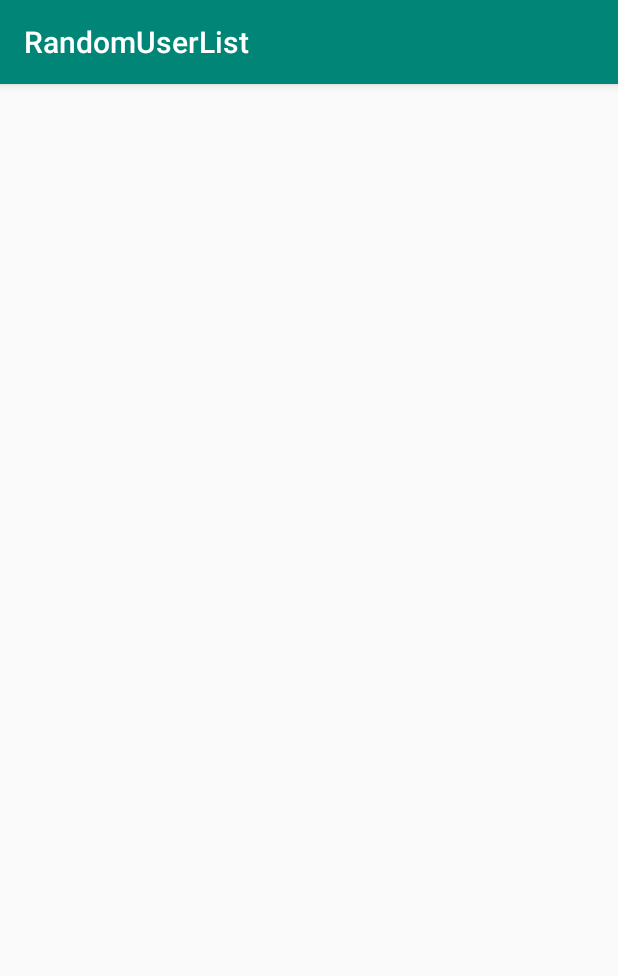
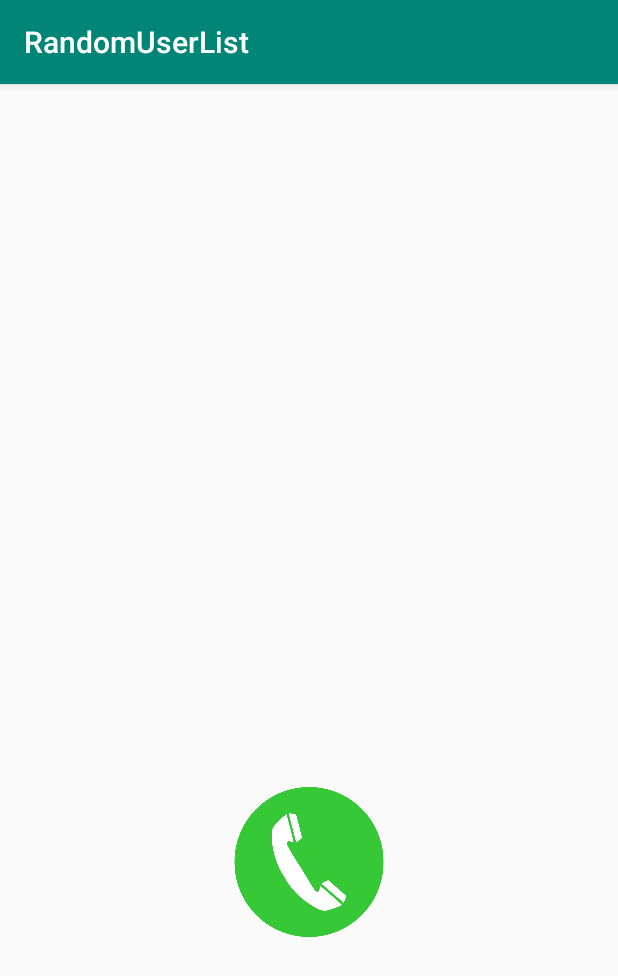
Before and after one commit to aengussong/RandomUserList, an Android app: the DetailsActivity screen opened directly, with no data from a screen before it, on a phone screen of 412 x 824 dp. Shown: the top 976 px of the screen. Run offline under Robolectric (Android 15) with nearby library versions, the phone set to English and light mode, and no system bars; our stand-ins replace CircleImageView, Dagger/Hilt's generated code, data binding.

Commit message:
TEST-5
Develop the screen with a description of the selected user

```diff
--- a/app/src/main/AndroidManifest.xml
+++ b/app/src/main/AndroidManifest.xml
@@ -3,6 +3,7 @@
     package="com.aengussong.randomuserlist">
 
     <uses-permission android:name="android.permission.INTERNET"/>
+    <uses-permission android:name="android.permission.CALL_PHONE"/>
 
     <application
         android:name=".application.RandomUserApplication"
@@ -13,7 +14,7 @@
         android:supportsRtl="true"
         android:theme="@style/AppTheme">
         <activity
-            android:name=".ui.main.MainActivity"
+            android:name=".ui.MainActivity"
             android:screenOrientation="portrait">
             <intent-filter>
                 <action android:name="android.intent.action.MAIN" />
@@ -22,7 +23,7 @@
             </intent-filter>
         </activity>
         <activity
-            android:name=".DetailsActivity"
+            android:name=".ui.DetailsActivity"
             android:screenOrientation="portrait" />
     </application>
 
--- a/app/src/main/java/com/aengussong/randomuserlist/DetailsActivity.java
+++ /dev/null
@@ -1,25 +0,0 @@
-package com.aengussong.randomuserlist;
-
-import android.content.Context;
-import android.content.Intent;
-import android.support.v7.app.AppCompatActivity;
-import android.os.Bundle;
-
-import com.aengussong.randomuserlist.model.RandomUser;
-
-public class DetailsActivity extends AppCompatActivity {
-
-    public static Intent getStartIntent(Context context, RandomUser user){
-        Intent intent = new Intent(context, DetailsActivity.class);
-        intent.putExtra(KEY_EXTRA_USER, user);
-        return intent;
-    }
-
-    private static final String KEY_EXTRA_USER = "key_extra_user";
-
-    @Override
-    protected void onCreate(Bundle savedInstanceState) {
-        super.onCreate(savedInstanceState);
-        setContentView(R.layout.activity_details);
-    }
-}
--- a/app/src/main/java/com/aengussong/randomuserlist/adapter/UserAdapter.java
+++ b/app/src/main/java/com/aengussong/randomuserlist/adapter/UserAdapter.java
@@ -37,9 +37,6 @@ public class UserAdapter extends PagedListAdapter<RandomUser, UserAdapter.Random
         viewHolder.bind(getItem(i));
     }
 
-//    public void onUserClick(RandomUser user){
-
-
     public class RandomUserViewHolder extends RecyclerView.ViewHolder {
         ItemRandomUserBinding binding;
 
--- a/app/src/main/java/com/aengussong/randomuserlist/di/ActivityBuilder.java
+++ b/app/src/main/java/com/aengussong/randomuserlist/di/ActivityBuilder.java
@@ -1,7 +1,7 @@
 package com.aengussong.randomuserlist.di;
 
-import com.aengussong.randomuserlist.DetailsActivity;
-import com.aengussong.randomuserlist.ui.main.MainActivity;
+import com.aengussong.randomuserlist.ui.DetailsActivity;
+import com.aengussong.randomuserlist.ui.MainActivity;
 
 import dagger.Module;
 import dagger.android.ContributesAndroidInjector;
--- a/app/src/main/java/com/aengussong/randomuserlist/model/Dob.java
+++ b/app/src/main/java/com/aengussong/randomuserlist/model/Dob.java
@@ -4,6 +4,9 @@ import com.google.gson.annotations.Expose;
 import com.google.gson.annotations.SerializedName;
 
 import java.io.Serializable;
+import java.text.ParseException;
+import java.text.SimpleDateFormat;
+import java.util.Locale;
 
 public class Dob implements Serializable {
 
@@ -16,6 +19,18 @@ public class Dob implements Serializable {
 
     public String getDate() {
         return date;
+    }
+
+    public String getFormattedDate() {
+        SimpleDateFormat in = new SimpleDateFormat("yyyy-MM-dd'T'HH:mm:ss'Z'", Locale.getDefault());
+        SimpleDateFormat out = new SimpleDateFormat("yyyy-MM-dd", Locale.getDefault());
+        String dateFormatted = date;
+        try {
+            dateFormatted = out.format(in.parse(date));
+        } catch (ParseException e) {
+            e.printStackTrace();
+        }
+        return dateFormatted;
     }
 
     public void setDate(String date) {
--- /dev/null
+++ b/app/src/main/java/com/aengussong/randomuserlist/ui/DetailsActivity.java
@@ -0,0 +1,64 @@
+package com.aengussong.randomuserlist.ui;
+
+import android.Manifest;
+import android.content.Context;
+import android.content.Intent;
+import android.content.pm.PackageManager;
+import android.databinding.DataBindingUtil;
+import android.net.Uri;
+import android.os.Build;
+import android.os.Bundle;
+import android.support.v4.app.ActivityCompat;
+
+import com.aengussong.randomuserlist.R;
+import com.aengussong.randomuserlist.databinding.ActivityDetailsBinding;
+import com.aengussong.randomuserlist.model.RandomUser;
+
+import dagger.android.support.DaggerAppCompatActivity;
+
+public class DetailsActivity extends DaggerAppCompatActivity {
+
+    public static Intent getStartIntent(Context context, RandomUser user) {
+        Intent intent = new Intent(context, DetailsActivity.class);
+        intent.putExtra(KEY_EXTRA_USER, user);
+        return intent;
+    }
+
+    private static final String KEY_EXTRA_USER = "key_extra_user";
+    public static final int PERMISSION_REQUEST_CALL = 9989;
+
+    @Override
+    protected void onCreate(Bundle savedInstanceState) {
+        super.onCreate(savedInstanceState);
+        setContentView(R.layout.activity_details);
+
+        Intent intent = getIntent();
+        RandomUser user = (RandomUser) intent.getSerializableExtra(KEY_EXTRA_USER);
+
+        if (user != null) {
+            ActivityDetailsBinding binding = DataBindingUtil.setContentView(this, R.layout.activity_details);
+            binding.setRandomUser(user);
+            binding.setActivity(this);
+        }
+    }
+
+    public void call(String phoneNumber) {
+        requestPermissions(phoneNumber);
+    }
+
+    public void requestPermissions(String phoneNunber) {
+        if (Build.VERSION.SDK_INT >= Build.VERSION_CODES.M) {
+            if (checkSelfPermission(Manifest.permission.CALL_PHONE)
+                    != PackageManager.PERMISSION_GRANTED) {
+                ActivityCompat.requestPermissions(DetailsActivity.this, new String[]{Manifest.permission.CALL_PHONE}, PERMISSION_REQUEST_CALL);
+            } else {
+                callWithPermission(phoneNunber);
+            }
+        }
+    }
+
+    public void callWithPermission(String phoneNumber) {
+        Intent intent = new Intent(Intent.ACTION_CALL, Uri.parse("tel:" + phoneNumber));
+        startActivity(intent);
+    }
+}
--- a/app/src/main/java/com/aengussong/randomuserlist/ui/main/MainActivity.java
+++ b/app/src/main/java/com/aengussong/randomuserlist/ui/MainActivity.java
@@ -1,4 +1,4 @@
-package com.aengussong.randomuserlist.ui.main;
+package com.aengussong.randomuserlist.ui;
 
 import android.arch.paging.PagedList;
 import android.content.Intent;
@@ -6,7 +6,7 @@ import android.os.Bundle;
 import android.support.v7.widget.GridLayoutManager;
 import android.support.v7.widget.RecyclerView;
 
-import com.aengussong.randomuserlist.DetailsActivity;
+import com.aengussong.randomuserlist.ui.DetailsActivity;
 import com.aengussong.randomuserlist.R;
 import com.aengussong.randomuserlist.adapter.UserAdapter;
 import com.aengussong.randomuserlist.model.RandomUser;
--- a/app/src/main/res/layout/activity_details.xml
+++ b/app/src/main/res/layout/activity_details.xml
@@ -1,9 +1,115 @@
 <?xml version="1.0" encoding="utf-8"?>
-<android.support.constraint.ConstraintLayout xmlns:android="http://schemas.android.com/apk/res/android"
-    xmlns:app="http://schemas.android.com/apk/res-auto"
-    xmlns:tools="http://schemas.android.com/tools"
-    android:layout_width="match_parent"
-    android:layout_height="match_parent"
-    tools:context=".DetailsActivity">
+<layout xmlns:app="http://schemas.android.com/apk/res-auto">
 
-</android.support.constraint.ConstraintLayout>
+    <data>
+
+        <variable
+            name="random_user"
+            type="com.aengussong.randomuserlist.model.RandomUser" />
+
+        <variable
+            name="activity"
+            type="com.aengussong.randomuserlist.ui.DetailsActivity" />
+    </data>
+
+    <ScrollView xmlns:android="http://schemas.android.com/apk/res/android"
+        xmlns:tools="http://schemas.android.com/tools"
+        android:layout_width="match_parent"
+        android:layout_height="wrap_content">
+
+        <RelativeLayout
+            android:layout_width="match_parent"
+            android:layout_height="wrap_content"
+            tools:context=".ui.DetailsActivity">
+
+            <de.hdodenhof.circleimageview.CircleImageView
+                android:id="@+id/user_icon"
+                android:layout_width="128dp"
+                android:layout_height="128dp"
+                android:layout_alignParentTop="true"
+                android:layout_centerHorizontal="true"
+                android:layout_marginTop="30dp"
+                app:url="@{random_user.getPicture().getLarge()}" />
+
+            <TextView
+                android:id="@+id/user_name"
+                android:layout_width="wrap_content"
+                android:layout_height="wrap_content"
+                android:layout_below="@id/user_icon"
+                android:layout_centerHorizontal="true"
+                android:layout_marginTop="10dp"
+                android:text="@{random_user.getFullName()}"
+                android:textSize="18sp"
+                android:textStyle="bold" />
+
+            <TextView
+                android:id="@+id/user_gender"
+                android:layout_width="wrap_content"
+                android:layout_height="wrap_content"
+                android:layout_below="@id/user_name"
+                android:layout_centerHorizontal="true"
+                android:layout_marginTop="10dp"
+                android:text="@{random_user.getGender()}" />
+
+            <TextView
+                android:id="@+id/user_birthday"
+                android:layout_width="wrap_content"
+                android:layout_height="wrap_content"
+                android:layout_below="@id/user_gender"
+                android:layout_centerHorizontal="true"
+                android:layout_marginTop="10dp"
+                android:text="@{random_user.getDob().getFormattedDate()}" />
+
+            <TextView
+                android:id="@+id/user_cell"
+                android:layout_width="wrap_content"
+                android:layout_height="wrap_content"
+                android:layout_below="@id/user_birthday"
+                android:layout_marginStart="15dp"
+                android:layout_marginLeft="15dp"
+                android:layout_marginTop="10dp"
+                android:text="@{String.format(@string/cell, random_user.getCell())}" />
+
+            <TextView
+                android:id="@+id/user_phone"
+                android:layout_width="wrap_content"
+                android:layout_height="wrap_content"
+                android:layout_below="@id/user_cell"
+                android:layout_marginStart="15dp"
+                android:layout_marginLeft="15dp"
+                android:layout_marginTop="10dp"
+                android:text="@{String.format(@string/phone, random_user.getPhone())}" />
+
+            <TextView
+                android:id="@+id/user_city"
+                android:layout_width="wrap_content"
+                android:layout_height="wrap_content"
+                android:layout_below="@id/user_phone"
+                android:layout_marginStart="15dp"
+                android:layout_marginLeft="15dp"
+                android:layout_marginTop="10dp"
+                android:text="@{String.format(@string/city, random_user.getLocation().getCity())}" />
+
+            <TextView
+                android:id="@+id/user_street"
+                android:layout_width="wrap_content"
+                android:layout_height="wrap_content"
+                android:layout_below="@id/user_city"
+                android:layout_marginStart="15dp"
+                android:layout_marginLeft="15dp"
+                android:layout_marginTop="10dp"
+                android:text="@{String.format(@string/street, random_user.getLocation().getStreet())}" />
+
+            <Button
+                android:id="@+id/call_btn"
+                android:layout_width="100dp"
+                android:layout_height="100dp"
+                android:layout_below="@id/user_street"
+                android:layout_centerHorizontal="true"
+                android:layout_marginTop="100dp"
+                android:layout_marginBottom="50dp"
+                android:onClick="@{() -> activity.call(random_user.getCell())}"
+                android:background="@drawable/call_phone" />
+        </RelativeLayout>
+    </ScrollView>
+</layout>
--- a/app/src/main/res/values/strings.xml
+++ b/app/src/main/res/values/strings.xml
@@ -1,3 +1,7 @@
 <resources>
     <string name="app_name">RandomUserList</string>
+    <string name="cell">Cell: %s</string>
+    <string name="phone">Phone: %s</string>
+    <string name="city">City: %s</string>
+    <string name="street">Street: %s</string>
 </resources>
```
Also changed, not shown: app/src/main/res/drawable/call_phone.png (added).
